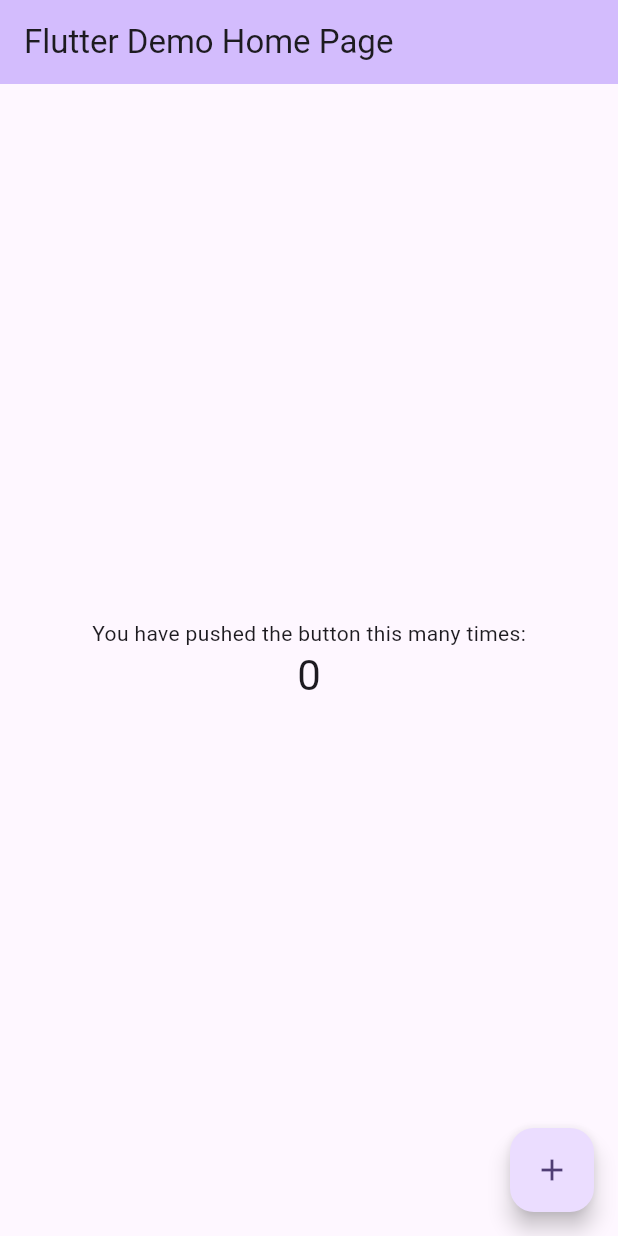
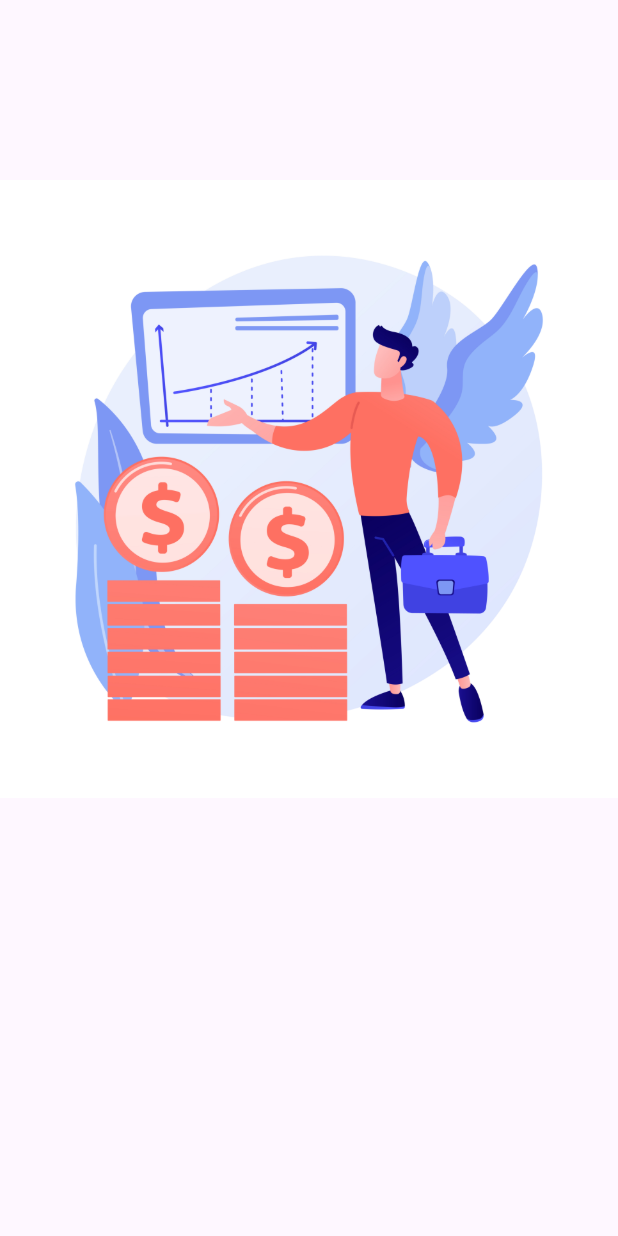
Before and after one commit to rajeshsundar31/finkin, a Flutter app: the screen it shows after launch, on a phone screen of 412 x 824 dp. Run offline on Flutter 3.47's test engine with Material 3 defaults, Android fonts, the phone set to English and light mode, and no system bars.

Commit message:
landing page commit

```diff
--- /dev/null
+++ b/lib/core/utils/assetutils.dart
@@ -0,0 +1,9 @@
+class AssetsUtils {
+  static String rootPath = "assets/images";
+
+  static String coinIamge = "$rootPath/coins.jpg";
+  static String landingImage = "$rootPath/coin_jar.jpg";
+  static String indianMoney = "$rootPath/ind_money.jpeg";
+  static String saveMoney = "$rootPath/set.jpg";
+  static String landingAvatar = "$rootPath/avatar.jpg";
+}
--- a/lib/main.dart
+++ b/lib/main.dart
@@ -1,3 +1,4 @@
+import 'package:finkin/presentation/landing_page.dart';
 import 'package:flutter/material.dart';
 
 void main() {
@@ -13,113 +14,10 @@
     return MaterialApp(
       title: 'Flutter Demo',
       theme: ThemeData(
-        // This is the theme of your application.
-        //
-        // TRY THIS: Try running your application with "flutter run". You'll see
-        // the application has a purple toolbar. Then, without quitting the app,
-        // try changing the seedColor in the colorScheme below to Colors.green
-        // and then invoke "hot reload" (save your changes or press the "hot
-        // reload" button in a Flutter-supported IDE, or press "r" if you used
-        // the command line to start the app).
-        //
-        // Notice that the counter didn't reset back to zero; the application
-        // state is not lost during the reload. To reset the state, use hot
-        // restart instead.
-        //
-        // This works for code too, not just values: Most code changes can be
-        // tested with just a hot reload.
         colorScheme: ColorScheme.fromSeed(seedColor: Colors.deepPurple),
         useMaterial3: true,
       ),
-      home: const MyHomePage(title: 'Flutter Demo Home Page'),
+      home: const LandingPage(),
     );
   }
 }
-
-class MyHomePage extends StatefulWidget {
-  const MyHomePage({super.key, required this.title});
-
-  // This widget is the home page of your application. It is stateful, meaning
-  // that it has a State object (defined below) that contains fields that affect
-  // how it looks.
-
-  // This class is the configuration for the state. It holds the values (in this
-  // case the title) provided by the parent (in this case the App widget) and
-  // used by the build method of the State. Fields in a Widget subclass are
-  // always marked "final".
-
-  final String title;
-
-  @override
-  State<MyHomePage> createState() => _MyHomePageState();
-}
-
-class _MyHomePageState extends State<MyHomePage> {
-  int _counter = 0;
-
-  void _incrementCounter() {
-    setState(() {
-      // This call to setState tells the Flutter framework that something has
-      // changed in this State, which causes it to rerun the build method below
-      // so that the display can reflect the updated values. If we changed
-      // _counter without calling setState(), then the build method would not be
-      // called again, and so nothing would appear to happen.
-      _counter++;
-    });
-  }
-
-  @override
-  Widget build(BuildContext context) {
-    // This method is rerun every time setState is called, for instance as done
-    // by the _incrementCounter method above.
-    //
-    // The Flutter framework has been optimized to make rerunning build methods
-    // fast, so that you can just rebuild anything that needs updating rather
-    // than having to individually change instances of widgets.
-    return Scaffold(
-      appBar: AppBar(
-        // TRY THIS: Try changing the color here to a specific color (to
-        // Colors.amber, perhaps?) and trigger a hot reload to see the AppBar
-        // change color while the other colors stay the same.
-        backgroundColor: Theme.of(context).colorScheme.inversePrimary,
-        // Here we take the value from the MyHomePage object that was created by
-        // the App.build method, and use it to set our appbar title.
-        title: Text(widget.title),
-      ),
-      body: Center(
-        // Center is a layout widget. It takes a single child and positions it
-        // in the middle of the parent.
-        child: Column(
-          // Column is also a layout widget. It takes a list of children and
-          // arranges them vertically. By default, it sizes itself to fit its
-          // children horizontally, and tries to be as tall as its parent.
-          //
-          // Column has various properties to control how it sizes itself and
-          // how it positions its children. Here we use mainAxisAlignment to
-          // center the children vertically; the main axis here is the vertical
-          // axis because Columns are vertical (the cross axis would be
-          // horizontal).
-          //
-          // TRY THIS: Invoke "debug painting" (choose the "Toggle Debug Paint"
-          // action in the IDE, or press "p" in the console), to see the
-          // wireframe for each widget.
-          mainAxisAlignment: MainAxisAlignment.center,
-          children: <Widget>[
-            const Text(
-              'You have pushed the button this many times:',
-            ),
-            Text(
-              '$_counter',
-              style: Theme.of(context).textTheme.headlineMedium,
-            ),
-          ],
-        ),
-      ),
-      floatingActionButton: FloatingActionButton(
-        onPressed: _incrementCounter,
-        tooltip: 'Increment',
-        child: const Icon(Icons.add),
-      ), // This trailing comma makes auto-formatting nicer for build methods.
-    );
-  }
-}
--- /dev/null
+++ b/lib/presentation/landing_page.dart
@@ -0,0 +1,25 @@
+import 'package:finkin/core/utils/assetutils.dart';
+import 'package:flutter/material.dart';
+
+class LandingPage extends StatefulWidget {
+  const LandingPage({super.key});
+
+  @override
+  State<LandingPage> createState() => _LandingPageState();
+}
+
+class _LandingPageState extends State<LandingPage> {
+  @override
+  Widget build(BuildContext context) {
+    return Scaffold(
+      body: Column(
+        children: [
+          const SizedBox(
+            height: 120,
+          ),
+          Image.asset(AssetsUtils.landingAvatar)
+        ],
+      ),
+    );
+  }
+}
--- a/pubspec.yaml
+++ b/pubspec.yaml
@@ -59,8 +59,8 @@ flutter:
   uses-material-design: true
 
   # To add assets to your application, add an assets section, like this:
-  # assets:
-  #   - images/a_dot_burr.jpeg
+  assets:
+    - assets/images/
   #   - images/a_dot_ham.jpeg
 
   # An image asset can refer to one or more resolution-specific "variants", see
```
Also changed, not shown: assets/images/avatar.jpg (added), 1 other file.
